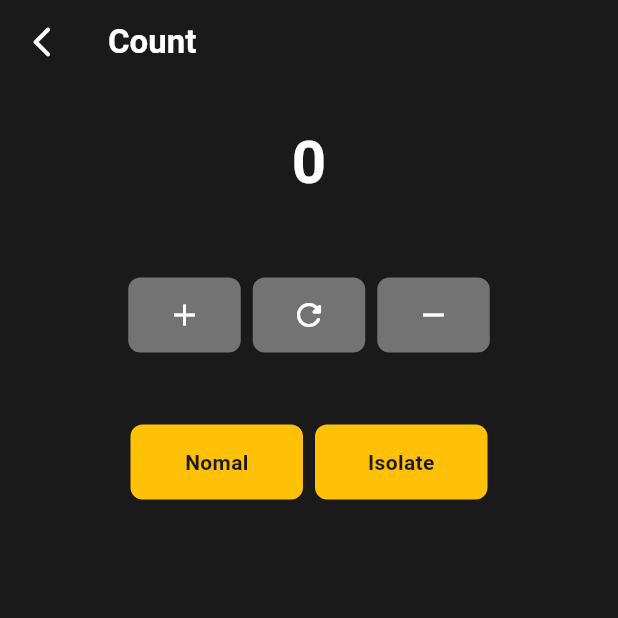
After one commit to boglbbogl/flutter_samples, a Flutter app: the screen it shows after launch, after a tap on "Count", on a phone screen of 412 x 824 dp, the top half of it. The commit adds this screen. Run offline on Flutter 3.47's test engine with Material 3 defaults, Android fonts, the phone set to English and light mode, and no system bars; our stand-ins replace shimmer.

Commit message:
add example

```diff
--- /dev/null
+++ b/isolate_example/lib/count_page.dart
@@ -0,0 +1,149 @@
+import 'dart:isolate';
+
+import 'package:flutter/material.dart';
+import 'package:isolate_example/appbar_widget.dart';
+
+class CountPage extends StatefulWidget {
+  const CountPage({super.key});
+
+  @override
+  State<CountPage> createState() => _CountPageState();
+}
+
+class _CountPageState extends State<CountPage> {
+  int _count = 0;
+
+  bool _isLoading = false;
+
+  void _increment() => setState(() => _count++);
+
+  void _decrement() => setState(() => _count--);
+
+  void _reset() => setState(() => _count = 0);
+
+  void _normalCalculation() {
+    if (!_isLoading) {
+      setState(() => _isLoading = true);
+      Future.delayed(const Duration(milliseconds: 1000), () {
+        int result = 0;
+        while (result < 10000000000) {
+          result++;
+        }
+        setState(() => _isLoading = false);
+      });
+    }
+  }
+
+  Future<void> _isolateCalculation() async {
+    if (!_isLoading) {
+      setState(() => _isLoading = true);
+
+      final ReceivePort receivePort = ReceivePort();
+
+      final Isolate isolate =
+          await Isolate.spawn(_calculateInIsolate, receivePort.sendPort);
+      receivePort.listen((message) {
+        setState(() {
+          _isLoading = false;
+        });
+        receivePort.close();
+        isolate.kill();
+      });
+    }
+  }
+
+  static void _calculateInIsolate(SendPort sendPort) {
+    int current = 0;
+    while (current < 10000000000) {
+      current++;
+    }
+    sendPort.send(current);
+  }
+
+  @override
+  Widget build(BuildContext context) {
+    return Scaffold(
+      backgroundColor: const Color.fromRGBO(26, 26, 26, 1),
+      appBar: const AppbarWidget(title: "Count"),
+      body: Column(
+        children: [
+          Padding(
+            padding: const EdgeInsets.only(top: 24, bottom: 48),
+            child: Text(
+              _count.toString(),
+              style: const TextStyle(
+                fontSize: 40,
+                fontWeight: FontWeight.bold,
+                color: Colors.white,
+              ),
+            ),
+          ),
+          SizedBox(
+            width: MediaQuery.of(context).size.width,
+            child: Row(
+              mainAxisAlignment: MainAxisAlignment.center,
+              children: [
+                _button(Icons.add, _increment),
+                _button(Icons.refresh_rounded, _reset),
+                _button(Icons.remove, _decrement),
+              ],
+            ),
+          ),
+          Container(
+            margin: const EdgeInsets.only(top: 48),
+            width: MediaQuery.of(context).size.width,
+            child: Row(
+              mainAxisAlignment: MainAxisAlignment.center,
+              children: [
+                _calculateButton("Nomal", _normalCalculation),
+                _calculateButton("Isolate", _isolateCalculation),
+              ],
+            ),
+          ),
+        ],
+      ),
+    );
+  }
+
+  GestureDetector _calculateButton(String content, Function() onTap) {
+    return GestureDetector(
+      onTap: onTap,
+      child: Container(
+        margin: const EdgeInsets.symmetric(horizontal: 4),
+        width: 115,
+        height: 50,
+        decoration: BoxDecoration(
+            borderRadius: BorderRadius.circular(8), color: Colors.amber),
+        alignment: Alignment.center,
+        child: _isLoading
+            ? const CircularProgressIndicator(
+                color: Colors.black,
+              )
+            : Text(
+                content,
+                style:
+                    const TextStyle(fontWeight: FontWeight.bold, fontSize: 14),
+              ),
+      ),
+    );
+  }
+
+  GestureDetector _button(IconData icon, Function() onTap) {
+    return GestureDetector(
+      onTap: onTap,
+      child: Container(
+        width: 75,
+        height: 50,
+        margin: const EdgeInsets.symmetric(horizontal: 4),
+        decoration: BoxDecoration(
+          borderRadius: BorderRadius.circular(8),
+          color: const Color.fromRGBO(115, 115, 115, 1),
+        ),
+        child: Icon(
+          icon,
+          color: Colors.white,
+        ),
+      ),
+    );
+  }
+}
--- a/isolate_example/lib/main.dart
+++ b/isolate_example/lib/main.dart
@@ -1,6 +1,8 @@
 import 'package:flutter/material.dart';
+import 'package:isolate_example/animation_page.dart';
 import 'package:isolate_example/appbar_widget.dart';
 import 'package:isolate_example/calculate_page.dart';
+import 'package:isolate_example/count_page.dart';
 import 'package:isolate_example/video_download_page.dart';
 
 void main() {
@@ -29,6 +31,8 @@ class _AppState extends State<App> {
         children: [
           const SizedBox(height: 24),
           _button("Calculate", const CalculatePage()),
+          _button("Count", const CountPage()),
+          _button("Animation", const AnimationPage()),
           _button("Video Download", const VideoDownloadPage()),
         ],
       ),
--- a/isolate_example/pubspec.yaml
+++ b/isolate_example/pubspec.yaml
@@ -36,6 +36,7 @@ dependencies:
   # Use with the CupertinoIcons class for iOS style icons.
   cupertino_icons: ^1.0.6
   http: ^1.2.2
+  shimmer: ^3.0.0
 
 dev_dependencies:
   flutter_test:
```
Also changed, not shown: isolate_example/lib/animation_page.dart (added, +91 -0 lines), isolate_example/pubspec.lock.
